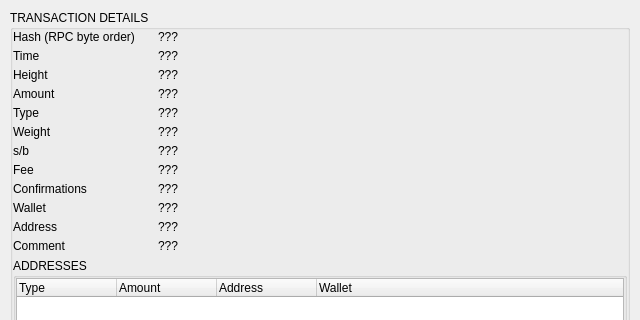
Above: BlockSettleUILib/TransactionDetailDialog.ui from BlockSettle/terminal before the change; both pictures show x 0 to 640 and y 0 to 320 of the 640 by 480 pixel window. Below: the same form after it.
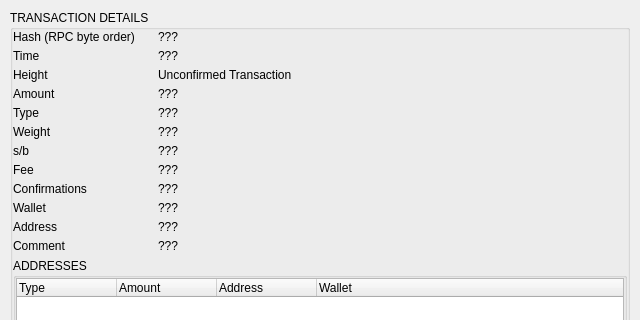
That is the form after the change. Custom widgets are drawn as their Qt base class.

```diff
--- a/BlockSettleUILib/TransactionDetailDialog.ui
+++ b/BlockSettleUILib/TransactionDetailDialog.ui
@@ -189,7 +189,7 @@
            <item row="2" column="1">
             <widget class="QLabel" name="labelHeight">
              <property name="text">
-              <string>???</string>
+              <string>Unconfirmed Transaction</string>
              </property>
              <property name="textInteractionFlags">
               <set>Qt::NoTextInteraction</set>
```
